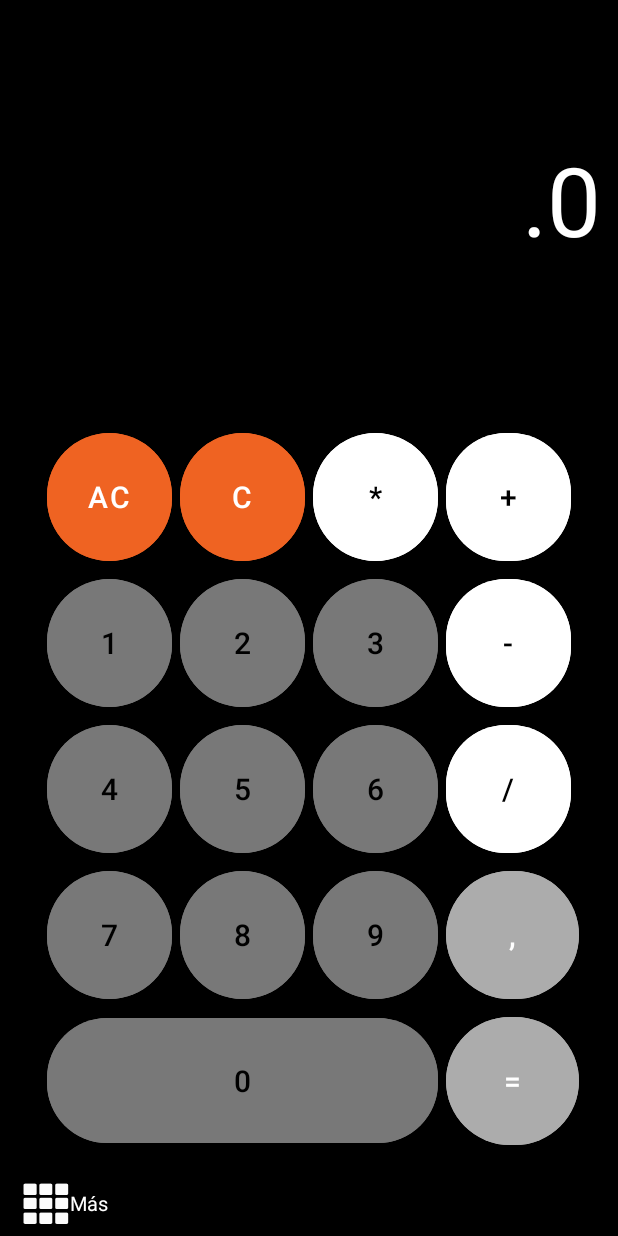
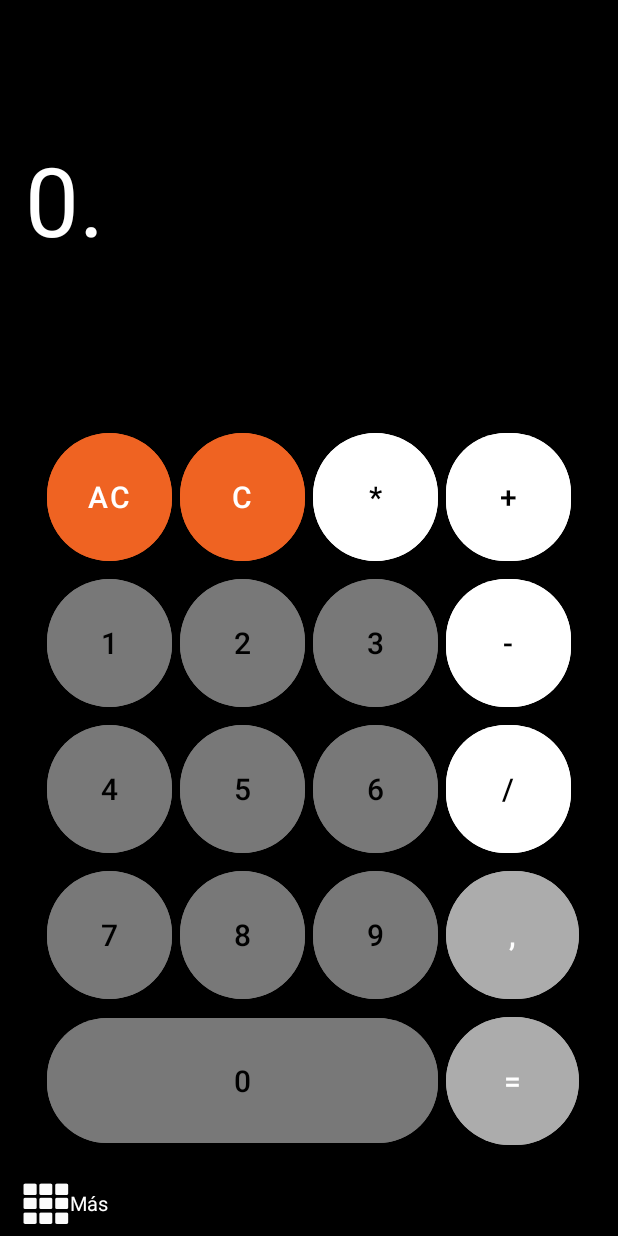
Before and after one commit to Jolutase827/Calculadora_Android, an Android app: the screen it shows after launch (MainActivity), after a tap on an icon or button, on a phone screen of 412 x 824 dp. Run offline under Robolectric (Android 15) with nearby library versions, the phone set to English and light mode, and no system bars.

Commit message:
28/03/2023

```diff
--- a/app/src/main/java/es/ieslavereda/myApplication/MainActivity.java
+++ b/app/src/main/java/es/ieslavereda/myApplication/MainActivity.java
@@ -52,6 +52,7 @@ public class MainActivity extends AppCompatActivity {
     private RadioButton rbResta;
     private RadioButton rbMultipli;
     private RadioButton rbDivis;
+
 
 
 
@@ -317,6 +318,8 @@ public class MainActivity extends AppCompatActivity {
         }
     }
 
+
+
     public void colorearOperacionesASuColor(){
         blanquearBotonOperacion();
         colorearOperacion();
--- a/app/src/main/res/layout-land/activity_main.xml
+++ b/app/src/main/res/layout-land/activity_main.xml
@@ -256,17 +256,7 @@
                 android:layout_height="90dp"
                 android:backgroundTint="#ACACAC"
                 android:text=","
-                android:textColor="#FFFFFF"
-                android:textSize="20sp"
-                app:cornerRadius="50dp" />
-
-            <Button
-                android:id="@+id/bPorcentaje"
-                android:layout_width="75dp"
-                android:layout_height="90dp"
-                android:layout_marginLeft="5dp"
-                android:backgroundTint="#ACACAC"
-                android:text="%"
+                android:layout_span="2"
                 android:textColor="#FFFFFF"
                 android:textSize="20sp"
                 app:cornerRadius="50dp" />
@@ -343,7 +333,7 @@
         android:layout_width="578dp"
         android:layout_height="84dp"
         android:textColor="#FFFFFF"
-        android:textDirection="rtl"
+        android:textDirection="ltr"
         android:textSize="64dp"
         app:layout_constraintBottom_toTopOf="@+id/tableLayout"
         app:layout_constraintEnd_toEndOf="parent"
--- a/app/src/main/res/layout/activity_main.xml
+++ b/app/src/main/res/layout/activity_main.xml
@@ -263,7 +263,7 @@
         android:layout_marginTop="32dp"
         android:scrollbarFadeDuration="200000"
         android:textColor="#FFFFFF"
-        android:textDirection="rtl"
+        android:textDirection="ltr"
         android:textSize="64dp"
         app:layout_constraintBottom_toTopOf="@+id/tableLayout"
         app:layout_constraintEnd_toEndOf="parent"
```
